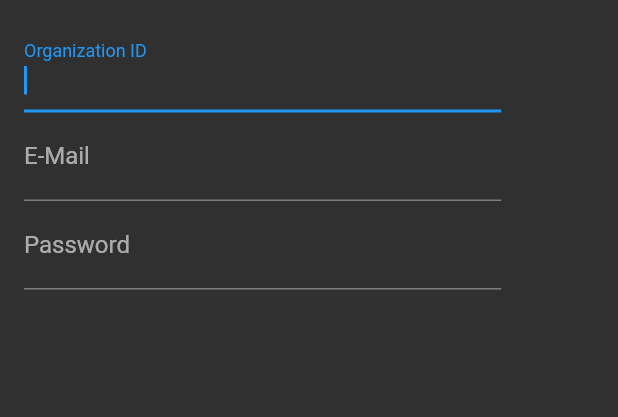
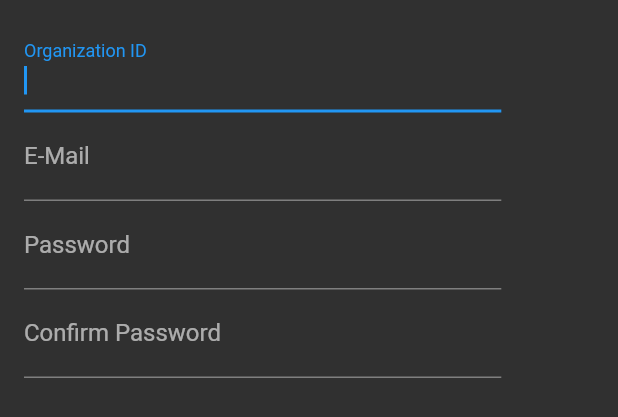
Before and after one commit to muskandn/WatchfulEye, a Flutter app: the SignUpForm widget shown alone on an empty page, opened directly, on a phone screen of 412 x 824 dp. Shown: the top 417 px of the screen. Run offline on Flutter 3.47's test engine with Material 2 defaults, Android fonts, the phone set to English and light mode, and no system bars; our stand-ins replace cloud_firestore, firebase_auth, firebase_core, firebase_messaging, firebase_storage, geolocator and 1 more; missing offline and left inert: geocoder; accounts and stored records are empty.

Commit message:
confirmed password has been added

```diff
--- a/Flutter_App/lib/sign_up_form.dart
+++ b/Flutter_App/lib/sign_up_form.dart
@@ -184,6 +184,21 @@ class _SignUpFormState extends State<SignUpForm> {
                   },
                 ),
               ),
+              Theme(
+                data: Theme.of(context).copyWith(
+                    primaryColor: Theme.of(context).colorScheme.secondary),
+                child: TextFormField(
+                    focusNode: _confirmPasswordFocusNode,
+                    decoration:
+                        const InputDecoration(labelText: 'Confirm Password'),
+                    obscureText: true,
+                    validator: (value) {
+                      if (value != _passwordController.text) {
+                        return 'Passwords do not match!';
+                      }
+                      return null;
+                    }),
+              ),
 
             ],
           ),
```
